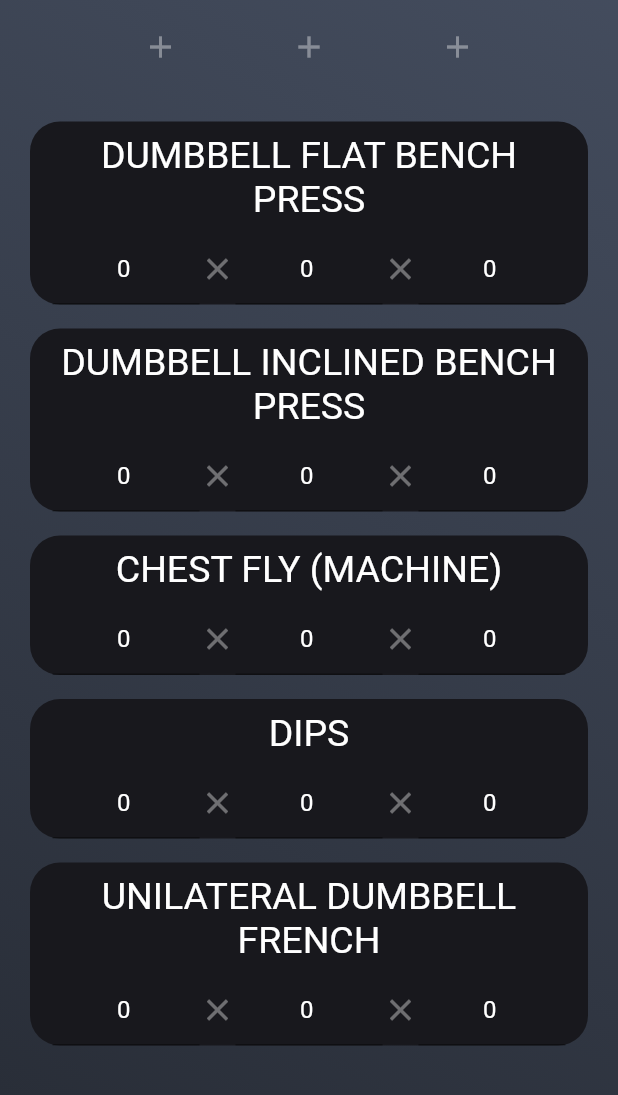
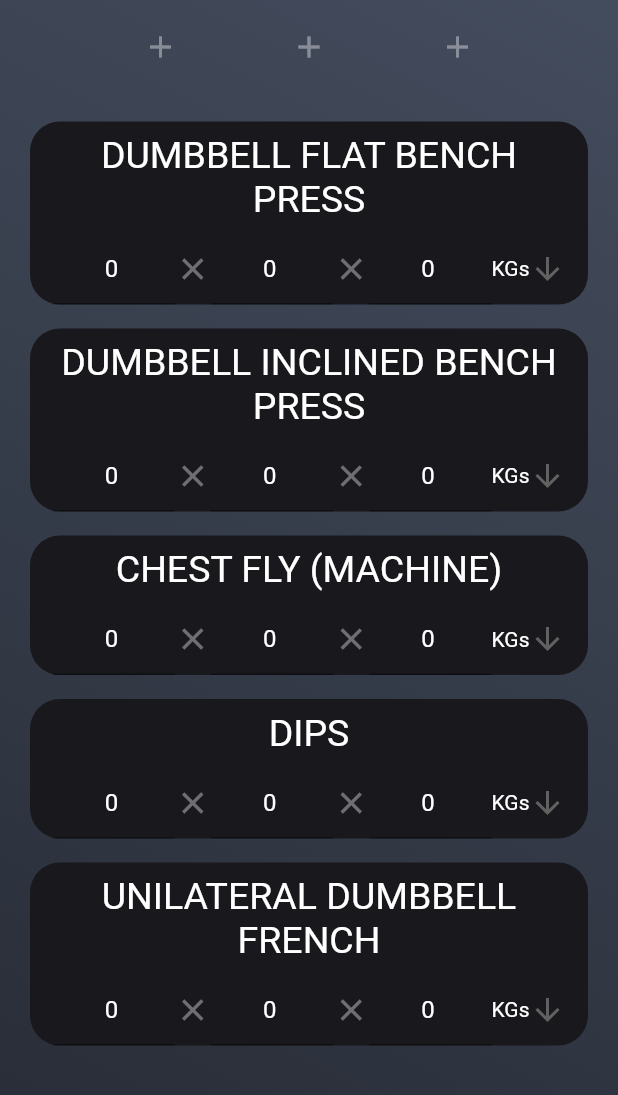
Before and after one commit to PeterMaged97/gym-assistant, a Flutter app: the screen it shows after launch, on a phone screen of 412 x 824 dp, the part 141-1236 px from its top. Run offline on Flutter 3.47's test engine with Material 2 defaults, Android fonts, the phone set to English and light mode, and no system bars; our stand-ins replace expandable, shared_preferences.

Commit message:
Added functionality for weight units using DropdownButtons

```diff
--- a/lib/Components/volume_input_field.dart
+++ b/lib/Components/volume_input_field.dart
@@ -4,15 +4,17 @@ import 'package:get_ripped/constants.dart';
 
 class VolumeInputField extends StatelessWidget {
 
-  VolumeInputField(this.hintText, this.currentValue);
+  VolumeInputField(this.hintText, this.currentValue, this.onChanged);
 
   final String hintText;
   final int currentValue;
+  final Function onChanged;
 
   @override
   Widget build(BuildContext context) {
     return Expanded(
       child: TextField(
+        onChanged: onChanged,
         decoration: InputDecoration(
             focusedBorder: UnderlineInputBorder(
               borderSide:
--- a/lib/Screens/home_screen.dart
+++ b/lib/Screens/home_screen.dart
@@ -5,17 +5,18 @@ import 'package:get_ripped/constants.dart';
 import 'package:get_ripped/exercise.dart';
 import 'package:get_ripped/routine_list.dart';
 import 'package:provider/provider.dart';
+import 'package:shared_preferences/shared_preferences.dart';
 
 class HomeScreen extends StatelessWidget {
   @override
   Widget build(BuildContext context) {
-
     // List<Exercise> exercises = [
     //   Exercise('dumbbell bench press', 4, 12, 10, true),
     //   Exercise('barbell bench press', 4, 12, 10, true),
     // ];
 
-    dynamic source = Provider.of<RoutineList>(context).routines[0].days[0].exercises;
+    dynamic source =
+        Provider.of<RoutineList>(context).routines[0].days[0].exercises;
 
     List<String> dummy = ['a', 'b'];
     return Material(
@@ -79,16 +80,23 @@ class HomeScreen extends StatelessWidget {
                 SizedBox(
                   height: 30,
                 ),
-                source == null ? Container(child: CupertinoActivityIndicator(radius: 50.0)) :
-                Expanded(
+                source == null
+                    ? Container(child: CupertinoActivityIndicator(radius: 50.0))
+                    : Expanded(
                         child: ListView.builder(
                           scrollDirection: Axis.vertical,
                           shrinkWrap: true,
                           itemCount: source.length,
                           itemBuilder: (context, index) {
                             return Padding(
-                        padding: const EdgeInsets.symmetric(vertical: 8.0),
-                        child: ExerciseCard(source[index].name, source[index].sets, source[index].reps, source[index].weight, source[index].isMetric),
+                              padding:
+                                  const EdgeInsets.symmetric(vertical: 8.0),
+                              child: ExerciseCard(
+                                  source[index].name,
+                                  source[index].sets,
+                                  source[index].reps,
+                                  source[index].weight,
+                                  source[index].isMetric),
                             );
                           },
                         ),
@@ -101,9 +109,9 @@ class HomeScreen extends StatelessWidget {
     );
   }
 }
+
 //ToDo: create another card template for Routines and Days.
 class ExerciseCard extends StatelessWidget {
-
   final String label;
   final int sets;
   final int reps;
@@ -113,6 +121,10 @@ class ExerciseCard extends StatelessWidget {
 
   @override
   Widget build(BuildContext context) {
+    int currentSets = sets;
+    int currentReps = reps;
+    int currentWeight = weight;
+    bool currentIsMetric = isMetric;
     return Container(
       child: Column(
         children: [
@@ -120,26 +132,29 @@ class ExerciseCard extends StatelessWidget {
             child: Padding(
               padding: const EdgeInsets.all(8.0),
               child: Text(
-                label,
-                style: TextStyle(
-                    fontSize: 25,
-                    color: Colors.white
-                ),
+                label.toUpperCase(),
+                style: TextStyle(fontSize: 25, color: Colors.white),
                 textAlign: TextAlign.center,
               ),
             ),
           ),
           Padding(
-            padding:
-                const EdgeInsets.symmetric(horizontal: 15),
+            padding: const EdgeInsets.symmetric(horizontal: 15),
             child: Row(
               mainAxisAlignment: MainAxisAlignment.center,
               children: [
-                VolumeInputField('Sets', sets),
+                VolumeInputField('Sets', sets, (value) {
+                  currentSets = value;
+                }),
                 Icon(Icons.close, color: kPrimaryColor),
-                VolumeInputField('Reps', reps),
+                VolumeInputField('Reps', reps, (value) {
+                  currentReps = value;
+                }),
                 Icon(Icons.close, color: kPrimaryColor),
-                VolumeInputField('Weight', weight),
+                VolumeInputField('Weight', weight, (value) {
+                  currentWeight = value;
+                }),
+                DropDownUnitSelector(currentIsMetric, label),
                 //ToDo: Add a 'Save' Button to persist values to shared preferences when tapped.
                 //ToDo: (Optional) Add a way for checking the exercise as 'done' (use a check icon or change card color).
               ],
@@ -153,3 +168,56 @@ class ExerciseCard extends StatelessWidget {
     );
   }
 }
+
+class DropDownUnitSelector extends StatefulWidget {
+
+  final bool isMetric;
+  final String exerciseName;
+
+  DropDownUnitSelector(this.isMetric, this.exerciseName);
+
+  @override
+  _DropDownUnitSelectorState createState() => _DropDownUnitSelectorState();
+}
+
+class _DropDownUnitSelectorState extends State<DropDownUnitSelector> {
+
+  String dropDownValue;
+  @override
+  void initState() {
+    super.initState();
+    dropDownValue = widget.isMetric == true ? 'KGs' : 'LBs';
+  }
+
+  @override
+  Widget build(BuildContext context) {
+    return Theme(
+      data: ThemeData(canvasColor: Colors.black),
+      child: DropdownButton<String>(
+        value: dropDownValue,
+        icon: Icon(Icons.arrow_downward),
+        iconSize: 24,
+        elevation: 16,
+        style: TextStyle(color: Colors.white),
+        underline: Container(
+          height: 0,
+        ),
+        onChanged: (String newValue) async {
+          setState(() {
+            dropDownValue = newValue;
+          });
+          print(widget.exerciseName);
+          final prefs = await SharedPreferences.getInstance();
+          prefs.setBool('${widget.exerciseName} isMetric', newValue == 'LBs' ? false : true);
+        },
+        items: <String>['KGs', 'LBs']
+            .map<DropdownMenuItem<String>>((String value) {
+          return DropdownMenuItem<String>(
+            value: value,
+            child: Text(value),
+          );
+        }).toList(),
+      ),
+    );
+  }
+}
--- a/lib/exercise.dart
+++ b/lib/exercise.dart
@@ -8,9 +8,7 @@ class Exercise with ChangeNotifier{
   int weight;
   bool isMetric;
 
-  Exercise(name, this.sets, this.reps, this.weight, this.isMetric){
-    this.name = name.toUpperCase();
-  }
+  Exercise(this.name, this.sets, this.reps, this.weight, this.isMetric);
 
   void changeSets(int newValue){
     sets = newValue;
--- a/lib/main.dart
+++ b/lib/main.dart
@@ -26,7 +26,7 @@ Future<List<Routine>> loadData() async {
     int weight = prefs.getInt('$exerciseName weight') ?? 0;
     bool isMetric  = prefs.getBool('$exerciseName isMetric') ?? true;
 
-    exercises.add(Exercise(exerciseName.toUpperCase(), sets, reps, weight, isMetric));
+    exercises.add(Exercise(exerciseName, sets, reps, weight, isMetric));
   }
   kDayNames.forEach((key, value) {
     print(key);
```
Lines whose indentation alone changed are shown as unchanged.
